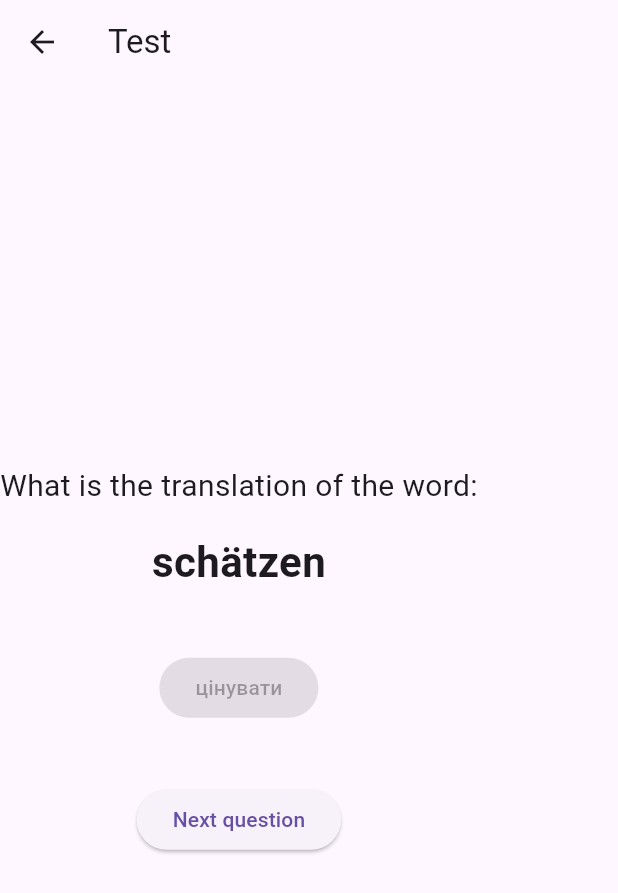
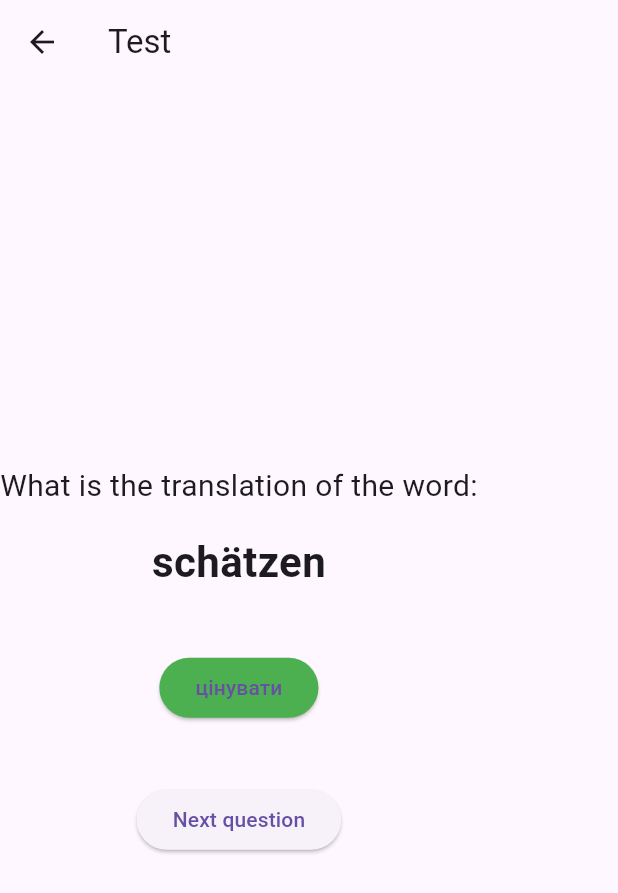
Before and after one commit to rosslysenko/german_words, a Flutter app: the TestScreen screen opened by its route, after a tap on "цінувати", on a phone screen of 412 x 824 dp. Shown: the top 893 px of the screen. Run offline on Flutter 3.47's test engine with Material 3 defaults, Android fonts, the light colour scheme and no system bars; our stand-ins replace shared_preferences, sqflite; accounts and stored records are empty.

Commit message:
Added widgets

```diff
--- /dev/null
+++ b/devtools_options.yaml
@@ -0,0 +1,3 @@
+description: This file stores settings for Dart & Flutter DevTools.
+documentation: https://docs.flutter.dev/tools/devtools/extensions#configure-extension-enablement-states
+extensions:
--- a/lib/screens/test_screen.dart
+++ b/lib/screens/test_screen.dart
@@ -2,6 +2,7 @@ import 'dart:math';
 import 'package:flutter/material.dart';
 import '../services/database_service.dart';
 import '../models/word.dart';
+import '../widgets/test_option.dart';
 
 class TestScreen extends StatefulWidget {
   @override
@@ -96,21 +97,13 @@ class _TestScreenState extends State<TestScreen> {
                 SizedBox(height: 32),
                 ..._options.map((option) {
                   final isSelected = option == _selectedAnswer;
-                  return Padding(
-                    padding: const EdgeInsets.symmetric(vertical: 8.0, horizontal: 16.0),
-                    child: ElevatedButton(
-                      onPressed: _selectedAnswer == null
-                          ? () => _checkAnswer(option)
-                          : null,
-                      style: ElevatedButton.styleFrom(
-                        backgroundColor: isSelected
-                            ? (_isCorrect
-                                ? Colors.green
-                                : Colors.red)
-                            : null,
-                      ),
-                      child: Text(option),
-                    ),
+                  return TestOption(
+                    option: option,
+                    isSelected: isSelected,
+                    isCorrect: _isCorrect,
+                    onSelect: _selectedAnswer == null
+                        ? () => _checkAnswer(option)
+                        : () {},
                   );
                 }).toList(),
                 SizedBox(height: 32),
--- a/lib/widgets/test_option.dart
+++ b/lib/widgets/test_option.dart
@@ -0,0 +1,31 @@
+import 'package:flutter/material.dart';
+
+class TestOption extends StatelessWidget {
+  final String option;
+  final bool isSelected;
+  final bool isCorrect;
+  final VoidCallback onSelect;
+
+  TestOption({
+    required this.option,
+    required this.isSelected,
+    required this.isCorrect,
+    required this.onSelect,
+  });
+
+  @override
+  Widget build(BuildContext context) {
+    return Padding(
+      padding: const EdgeInsets.symmetric(vertical: 8.0, horizontal: 16.0),
+      child: ElevatedButton(
+        onPressed: onSelect,
+        style: ElevatedButton.styleFrom(
+          backgroundColor: isSelected
+              ? (isCorrect ? Colors.green : Colors.red)
+              : null,
+        ),
+        child: Text(option),
+      ),
+    );
+  }
+}
```
Also changed, not shown: lib/screens/words_screen.dart (+2 -20 lines), lib/widgets/word_card.dart (+32 -0 lines).
